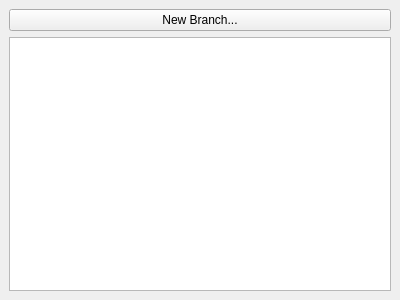
Qt form src/components/branchlist/branchlist.ui (feelx88/git-qui) before a commit.
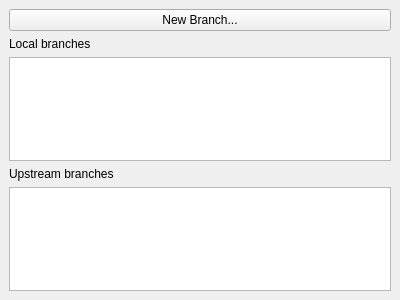
The same form after that commit.

Commit message: Added second panel for remote branches.

The edit to the form file:
```diff
--- a/src/components/branchlist/branchlist.ui
+++ b/src/components/branchlist/branchlist.ui
@@ -22,6 +22,13 @@
       </property>
      </widget>
     </item>
+    <item>
+     <widget class="QLabel" name="label">
+      <property name="text">
+       <string>Local branches</string>
+      </property>
+     </widget>
+    </item>
     <item>
      <widget class="QTreeWidget" name="treeWidget">
       <property name="columnCount">
@@ -47,6 +54,25 @@
       </column>
      </widget>
     </item>
+    <item>
+     <widget class="QLabel" name="label_2">
+      <property name="text">
+       <string>Upstream branches</string>
+      </property>
+     </widget>
+    </item>
+    <item>
+     <widget class="QTreeWidget" name="treeWidget_2">
+      <attribute name="headerVisible">
+       <bool>false</bool>
+      </attribute>
+      <column>
+       <property name="text">
+        <string notr="true">1</string>
+       </property>
+      </column>
+     </widget>
+    </item>
    </layout>
   </widget>
  </widget>
```
The commit also changes 3 other files.
